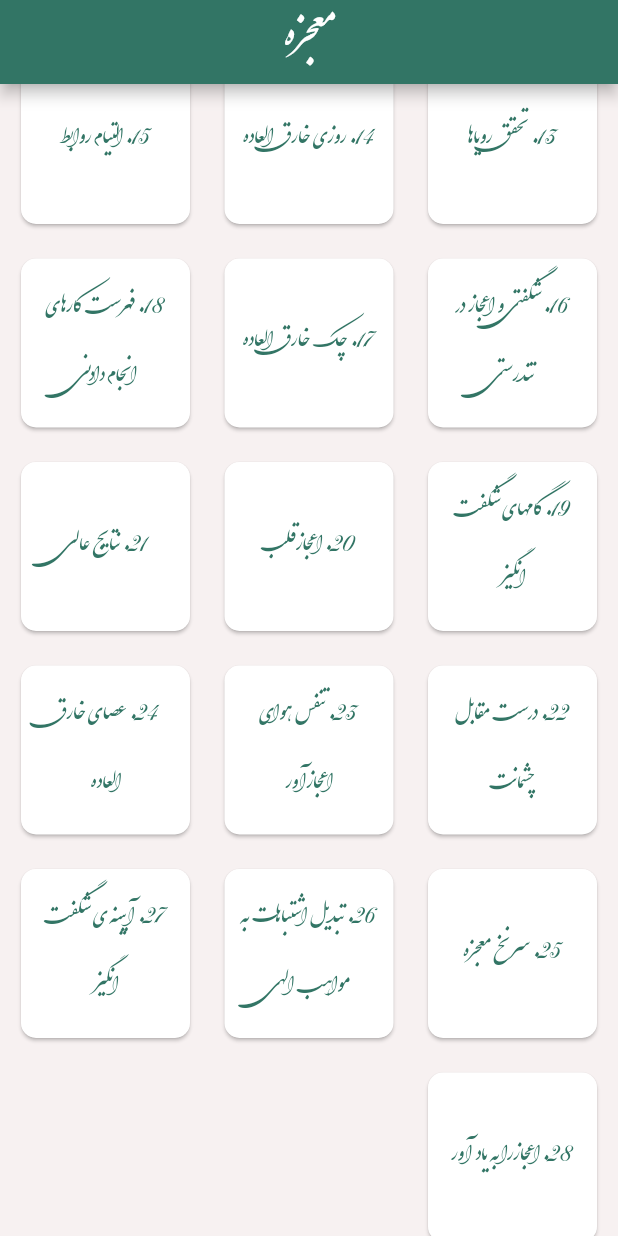
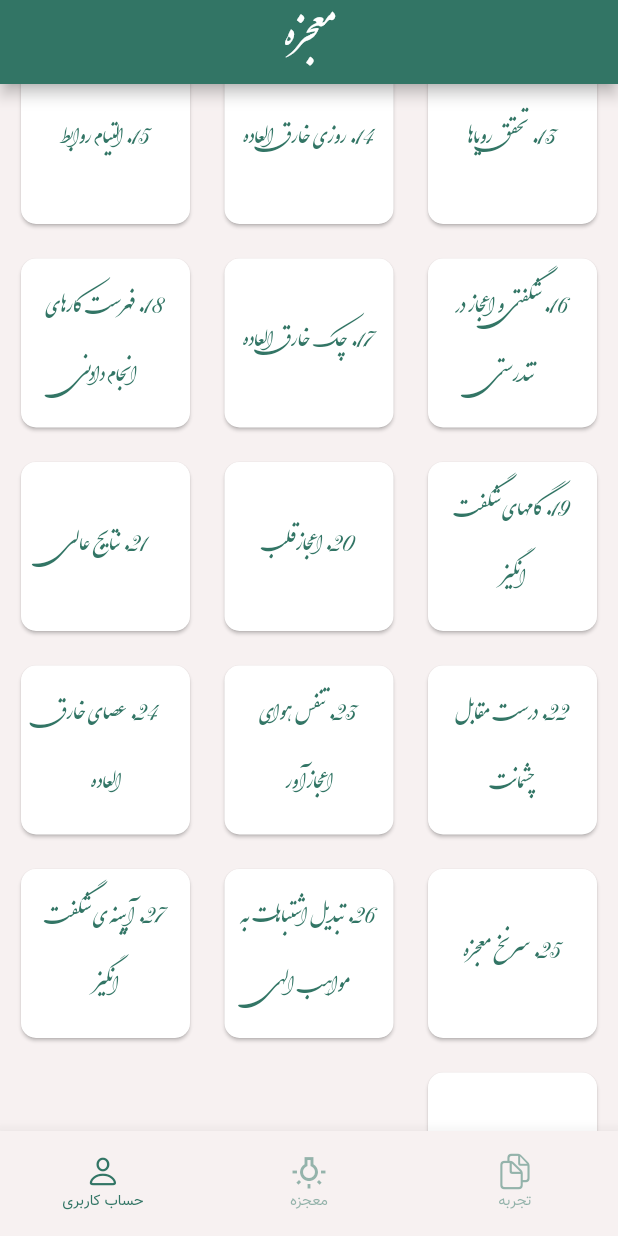
Before and after one commit to erfanh3h/miracle, a Flutter app: the screen it shows after launch, scrolled down 576 dp, on a phone screen of 412 x 824 dp. Run offline on Flutter 3.47's test engine with Material 2 defaults, Android fonts, the phone set to English and light mode, and no system bars; our stand-ins replace file_picker, flutter_screenutil, get, hive, hive_flutter; accounts and stored records are empty.

Commit message:
change some base artichecture

```diff
--- a/lib/Core/Binding/main.dart
+++ /dev/null
@@ -1,13 +0,0 @@
-import 'package:get/get.dart';
-import 'package:miracle/Core/Storage/user_storage_controller.dart';
-import 'package:miracle/Features/General/Core/general_binding.dart';
-import 'package:miracle/Features/days/Core/days_binding.dart';
-
-class MainBinding extends Bindings {
-  @override
-  void dependencies() {
-    Get.put(UserStoreController());
-    DaysBinding().dependencies();
-    GeneralBinding().dependencies();
-  }
-}
--- /dev/null
+++ b/lib/Core/Global/Controllers/global_controller.dart
@@ -0,0 +1,286 @@
+// ignore_for_file: prefer_final_fields
+
+import 'package:flutter/material.dart';
+import 'package:get/get.dart';
+import 'package:miracle/Core/Storage/user_storage_controller.dart';
+// import 'package:shared_preferences/shared_preferences.dart';
+// import 'package:video_player/video_player.dart';
+
+class GlobalController extends GetxController {
+  var _token = ''.obs;
+  String get token => _token.value;
+  setToken(String value) {
+    _token.value = value;
+  }
+
+  var _image = ''.obs;
+  String get image => _image.value;
+  setImage(String value) {
+    _image.value = value;
+  }
+
+  var _headerImage = ''.obs;
+  String get headerImage => _headerImage.value;
+  setHeaderImage(String value) {
+    _headerImage.value = value;
+  }
+
+  var _letShowLive = false.obs;
+  bool get letShowLive => _letShowLive.value;
+  setletShowLive(bool value) {
+    _letShowLive.value = value;
+  }
+
+  var _liveLink = ''.obs;
+  String get liveLink => _liveLink.value;
+  setLiveLink(String value) {
+    _liveLink.value = value;
+  }
+
+  var _userName = ''.obs;
+  String get userName => _userName.value;
+  setUserName(String value) {
+    _userName.value = value;
+  }
+
+  var selectedPage = 0.obs;
+  changePage(int page) => selectedPage.value = page;
+  PageController pgCtrl = PageController();
+  // static String _token = '';
+  // static String get token {
+  //   return GlobalController._token;
+  // }
+
+  // static set token(String token) {
+  //   GlobalController._token = token;
+  // }
+
+  // static String _userId = '';
+  // static String get userId {
+  //   return _userId;
+  // }
+
+  // static set userId(String userId) {
+  //   GlobalController._userId = userId;
+  // }
+
+  // static String _userName = '';
+  // static String get userName {
+  //   return _userName;
+  // }
+
+  // static set userName(String userName) {
+  //   GlobalController._userName = userName;
+  // }
+
+  // static String _userPhone = '';
+  // static String get userPhone {
+  //   return _userPhone;
+  // }
+
+  // static set userPhone(String userPhone) {
+  //   GlobalController._userPhone = userPhone;
+  // }
+
+  // getCardLength(BuildContext context) async {
+  //   final Either<ErrorResult, dynamic> result = await ServerRequest().fetchData(
+  //     Urls.getCartCount,
+  //   );
+  //   result.fold(
+  //     (error) async {},
+  //     (result) async {
+  //       cardLength = result['number'];
+  //       notifyListeners();
+  //     },
+  //   );
+  // }
+  // static final AudioPlayer _audioPlayer = AudioPlayer();
+  // static AudioPlayer get audioPlayer {
+  //   return _audioPlayer;
+  // }
+
+  Future<dynamic> tryAutoLogin(BuildContext context) async {
+    final prefs = Get.find<UserStoreController>();
+    // print(prefs.getUserData());
+
+    // if (!prefs.hasData('userData')) {
+    //   return false;
+    // }
+    // final userData =
+    //     json.decode(prefs.read('userData')!) as Map<String, dynamic>;
+    // setToken(userData['token']);
+    // try {
+    //   setImage(userData['image']);
+    // } catch (_) {
+    //   final prefs = GetStorage();
+    //   prefs.remove('userData');
+    //   setToken('');
+    //   // Fluttertoast.showToast(msg: 'Please do login again!');
+    //   return false;
+    // }
+
+    // // GlobalController.userId = userData['userId'];
+    // try {
+    //   setUserName(userData['username']);
+    // } catch (_) {}
+    // // GlobalController.userPhone = userData['userPhone'];
+    // // notifyListeners();
+    // // await getCardLength(context);
+    // return true;
+  }
+}
+
+// class GlobalController extends ChangeNotifier {
+//   bool isLoading = true;
+//   bool livePlaying = false;
+//   late BetterPlayerController controller;
+//   // late FlickManager flickManager;
+//   Future getLive() async {
+//     isLoading = true;
+//     notifyListeners();
+//     BetterPlayerDataSource betterPlayerDataSource = BetterPlayerDataSource(
+//       BetterPlayerDataSourceType.network,
+//       Urls.homeLive,
+//       liveStream: true,
+//       // resolutions: urls,
+//     );
+//     controller = BetterPlayerController(
+//       BetterPlayerConfiguration(
+//         controlsConfiguration: const BetterPlayerControlsConfiguration(
+//           enableProgressText: true,
+//           liveTextColor: Colors.white,
+//         ),
+//         autoDetectFullscreenDeviceOrientation: true,
+//         autoPlay: true,
+//         errorBuilder: (ctx, _) => const Center(
+//           child: Text('Error play live!'),
+//         ),
+//         allowedScreenSleep: false,
+//         showPlaceholderUntilPlay: true,
+//         // placeholder: Image.network(widget.imageLink!),
+//         looping: true,
+//         // fullScreenByDefault: true,
+//       ),
+//       betterPlayerDataSource: betterPlayerDataSource,
+//     );
+//     isLoading = false;
+//     notifyListeners();
+//     // controller = VideoPlayerController.network(Urls.homeLive)
+//     //   ..initialize().then((value) async {
+//     //     flickManager = FlickManager(
+//     //       videoPlayerController: controller,
+//     //       autoInitialize: false,
+//     //       autoPlay: false,
+//     //     );
+//     //     await controller.play();
+//     //     livePlaying = true;
+//     //     isLoading = false;
+//     //     notifyListeners();
+//     //   });
+//   }
+
+//   changeLiveStatus(bool isPause) async {
+//     livePlaying = !isPause;
+//     if (isPause) {
+//       try {
+//         controller.dispose();
+//       } catch (e) {}
+//     } else {
+//       try {
+//         await getLive();
+//       } catch (e) {}
+//     }
+//     notifyListeners();
+//   }
+
+//   @override
+//   void dispose() {
+//     try {
+//       controller.dispose();
+//     } catch (e) {}
+//     super.dispose();
+//   }
+
+//   static String _token = '';
+//   static String get token {
+//     return GlobalController._token;
+//   }
+
+//   static set token(String token) {
+//     GlobalController._token = token;
+//   }
+
+//   static String _userId = '';
+//   static String get userId {
+//     return _userId;
+//   }
+
+//   static set userId(String userId) {
+//     GlobalController._userId = userId;
+//   }
+
+//   static String _userName = '';
+//   static String get userName {
+//     return _userName;
+//   }
+
+//   static set userName(String userName) {
+//     GlobalController._userName = userName;
+//   }
+
+//   static String _userPhone = '';
+//   static String get userPhone {
+//     return _userPhone;
+//   }
+
+//   static set userPhone(String userPhone) {
+//     GlobalController._userPhone = userPhone;
+//   }
+
+//   int cardLength = 0;
+//   changeCardLength(int value) {
+//     cardLength = value;
+//     notifyListeners();
+//   }
+
+//   // getCardLength(BuildContext context) async {
+//   //   final Either<ErrorResult, dynamic> result = await ServerRequest().fetchData(
+//   //     Urls.getCartCount,
+//   //   );
+//   //   result.fold(
+//   //     (error) async {},
+//   //     (result) async {
+//   //       cardLength = result['number'];
+//   //       notifyListeners();
+//   //     },
+//   //   );
+//   // }
+//   static final AudioPlayer _audioPlayer = AudioPlayer();
+//   static AudioPlayer get audioPlayer {
+//     return _audioPlayer;
+//   }
+
+//   Future<bool> tryAutoLogin(BuildContext context) async {
+//     // var sizes = MediaQuery.of(context).size;
+//     // setSizes(sizes);
+//     // GlobalController.mainFontColor = Theme.of(context).primaryColor;
+//     // GlobalController.backgroundColor = Theme.of(context).canvasColor;
+//     final prefs = await SharedPreferences.getInstance();
+//     if (!prefs.containsKey('userData')) {
+//       return false;
+//     }
+//     final userData =
+//         json.decode(prefs.getString('userData')!) as Map<String, dynamic>;
+//     GlobalController.token = userData['token'];
+//     // GlobalController.userId = userData['userId'];
+//     try {
+//       GlobalController.userName = userData['username'];
+//     } catch (e) {}
+//     // GlobalController.userPhone = userData['userPhone'];
+//     notifyListeners();
+//     // await getCardLength(context);
+//     return true;
+//   }
+// }
+
+const Color mainFontColor = Colors.white;
--- a/lib/Features/General/Core/general_repository.dart
+++ b/lib/Core/Global/Core/global_repository.dart
@@ -4,13 +4,13 @@ import 'package:miracle/Core/Network/network_exceptions.dart';
 import 'package:miracle/Core/Network/rest_client.dart';
 import 'package:miracle/Core/Routes/server_routes.dart';
 
-abstract class GeneralRepository {
+abstract class GlobalRepository {
   Future<ApiResult<String>> uploadFile({
     required final PlatformFile fileData,
   });
 }
 
-class GeneralRepositoryImp extends GeneralRepository {
+class GlobalRepositoryImp extends GlobalRepository {
   final RestClient _restClient = RestClient();
 
   @override
--- /dev/null
+++ b/lib/Core/Global/Pages/main_screen.dart
@@ -0,0 +1,78 @@
+import 'package:flutter/material.dart';
+import 'package:get/get.dart';
+import 'package:miracle/Core/Global/Controllers/global_controller.dart';
+import 'package:miracle/Core/Widgets/global_bottom_navigation_bar.dart';
+import 'package:miracle/Core/Widgets/loading_widget.dart';
+import 'package:miracle/Features/Feature/General/Pages/home.dart';
+
+class MainScreen extends StatefulWidget {
+  const MainScreen({Key? key}) : super(key: key);
+
+  @override
+  _MainScreenState createState() => _MainScreenState();
+}
+
+class _MainScreenState extends State<MainScreen> {
+  final GlobalKey<ScaffoldState> scaffoldKey = GlobalKey(); // Create a key
+
+  bool isInit = true;
+  bool isLoggedIn = false;
+  // int _selectedIndex = 0;
+  // PageController pgCtrl = PageController();
+  final globalController = Get.find<GlobalController>();
+
+  @override
+  void didChangeDependencies() async {
+    if (isInit) {
+      // AdiveryPlugin.initialize('44cd3183-7c05-47c7-a5d3-518c9d7f4a2a');
+      // AdiveryPlugin.setLoggingEnabled(true);
+      await globalController.tryAutoLogin(context);
+      // isLoggedIn = await provider.initialApp(context);
+      // await Provider.of<QueueProvider>(context, listen: false).tryResumeGame();
+      setState(() {
+        isInit = false;
+      });
+    }
+    super.didChangeDependencies();
+  }
+
+  DateTime? currentBackPressTime;
+
+  // Future<bool> onWillPop() async {
+  //   DateTime now = DateTime.now();
+  //   if (currentBackPressTime == null ||
+  //       now.difference(currentBackPressTime!) > const Duration(seconds: 2)) {
+  //     currentBackPressTime = now;
+  //     Fluttertoast.showToast(msg: 'Press back again . . .');
+  //     return Future.value(false);
+  //   }
+  //   return false;
+  // }
+
+  @override
+  Widget build(BuildContext context) {
+    return isInit
+        ? const Center(
+            child: LoadingWidget(),
+          )
+        : Scaffold(
+            key: scaffoldKey,
+            bottomNavigationBar: const GlobalBottomNavigationBar(),
+            body: PageView(
+              physics: const NeverScrollableScrollPhysics(),
+              onPageChanged: (index) async {
+                if (index > 4) {
+                  return;
+                }
+                globalController.changePage(index);
+              },
+              controller: globalController.pgCtrl,
+              children: [
+                HomePage(),
+                HomePage(),
+                HomePage(),
+              ],
+            ),
+          );
+  }
+}
--- a/lib/Core/Routes/app_pages.dart
+++ b/lib/Core/Routes/app_pages.dart
@@ -1,9 +1,10 @@
 import 'package:get/get.dart';
+import 'package:miracle/Core/Global/Pages/main_screen.dart';
+import 'package:miracle/Core/Global/Pages/splash.dart';
 import 'package:miracle/Core/Routes/app_routes.dart';
-import 'package:miracle/Core/splash.dart';
 import 'package:miracle/Features/Auth/Pages/login.dart';
 import 'package:miracle/Features/Auth/Pages/register.dart';
-import 'package:miracle/Features/General/Pages/home.dart';
+import 'package:miracle/Features/Feature/General/Pages/home.dart';
 import 'package:miracle/Features/days/Core/days_page_binding.dart';
 import 'package:miracle/Features/days/Pages/days.dart';
 import 'package:miracle/Features/days/Pages/days_add.dart';
@@ -11,6 +12,10 @@ import 'package:miracle/Features/days/Pages/days_show.dart';
 
 abstract class AppPages {
   static final pages = <GetPage>[
+    GetPage(
+      name: AppRoutes.main,
+      page: MainScreen.new,
+    ),
     GetPage(
       name: AppRoutes.splash,
       page: SplashPage.new,
--- a/lib/Core/Routes/app_routes.dart
+++ b/lib/Core/Routes/app_routes.dart
@@ -1,4 +1,5 @@
 abstract class AppRoutes {
+  static const main = '/main';
   static const splash = '/splash';
   static const home = '/home';
   static const days = '/days';
@@ -6,5 +7,4 @@ abstract class AppRoutes {
   static const daysShow = '/days_show';
   static const login = '/login';
   static const register = '/register';
-
 }
--- /dev/null
+++ b/lib/Core/Widgets/global_bottom_navigation_bar.dart
@@ -0,0 +1,50 @@
+import 'package:flutter/cupertino.dart';
+import 'package:flutter/material.dart';
+import 'package:get/get.dart';
+import 'package:miracle/Core/Global/Controllers/global_controller.dart';
+import 'package:miracle/Core/Resources/app_colors.dart';
+
+class GlobalBottomNavigationBar extends StatelessWidget {
+  const GlobalBottomNavigationBar({
+    Key? key,
+  }) : super(key: key);
+
+  @override
+  Widget build(BuildContext context) {
+    final globalController = Get.find<GlobalController>();
+    return Obx(
+      () => Container(
+        color: Colors.transparent.withOpacity(.5),
+        height: 70,
+        child: BottomNavigationBar(
+          selectedItemColor: AppColors.primary,
+          unselectedItemColor: AppColors.primary.withOpacity(.5),
+          currentIndex: globalController.selectedPage.value,
+          onTap: (index) {
+            globalController.pgCtrl.jumpToPage(index);
+          },
+          elevation: 10,
+          selectedLabelStyle: const TextStyle(fontSize: 10),
+          unselectedLabelStyle: const TextStyle(fontSize: 10),
+          items: const [
+            BottomNavigationBarItem(
+              icon: Icon(CupertinoIcons.person),
+              label: 'حساب کاربری',
+              backgroundColor: Colors.transparent,
+            ),
+            BottomNavigationBarItem(
+              icon: Icon(Icons.wb_incandescent_outlined),
+              label: 'معجزه',
+              backgroundColor: Colors.transparent,
+            ),
+            BottomNavigationBarItem(
+              icon: Icon(CupertinoIcons.doc_on_doc),
+              label: 'تجربه',
+              backgroundColor: Colors.transparent,
+            ),
+          ],
+        ),
+      ),
+    );
+  }
+}
--- /dev/null
+++ b/lib/Features/Feature/General/Core/general_repository.dart
@@ -0,0 +1,3 @@
+abstract class GeneralRepository {}
+
+class GeneralRepositoryImp extends GeneralRepository {}
--- a/lib/Features/General/Pages/home.dart
+++ b/lib/Features/Feature/General/Pages/home.dart
@@ -2,8 +2,8 @@ import 'package:flutter/material.dart';
 import 'package:miracle/Core/Base/base_view.dart';
 import 'package:miracle/Core/Resources/app_spacings.dart';
 import 'package:miracle/Core/Widgets/global_appbar.dart';
-import 'package:miracle/Features/General/Controllers/home.dart';
-import 'package:miracle/Features/General/Widgets/day_row_navigator_box.dart';
+import 'package:miracle/Features/Feature/General/Controllers/home.dart';
+import 'package:miracle/Features/Feature/General/Widgets/day_row_navigator_box.dart';
 
 class HomePage extends BaseView<HomeController> {
   HomePage({Key? key}) : super(key: key);
--- a/lib/Features/days/Widgets/add_widgets/add_title_content_image.dart
+++ b/lib/Features/days/Widgets/add_widgets/add_title_content_image.dart
@@ -3,10 +3,10 @@ import 'dart:typed_data';
 import 'package:file_picker/file_picker.dart';
 import 'package:flutter/material.dart';
 import 'package:get/get.dart';
+import 'package:miracle/Core/Global/Core/global_repository.dart';
 import 'package:miracle/Core/Resources/app_colors.dart';
 import 'package:miracle/Core/Resources/app_spacings.dart';
 import 'package:miracle/Core/Widgets/input_box.dart';
-import 'package:miracle/Features/General/Core/general_repository.dart';
 import 'package:miracle/Features/days/Models/days.dart';
 
 class AddTitleContentImageBox extends StatefulWidget {
@@ -28,7 +28,7 @@ class _AddTitleContentImageBoxState extends State<AddTitleContentImageBox> {
   Uint8List? image;
   bool isLoading = false;
   PlatformFile? selectedFile;
-  final GeneralRepository _repo = Get.find<GeneralRepository>();
+  final GlobalRepository _repo = Get.find<GlobalRepository>();
   changeImage() async {
     try {
       var fls = await FilePicker.platform.pickFiles(
--- a/lib/main.dart
+++ b/lib/main.dart
@@ -2,7 +2,7 @@ import 'package:flutter/material.dart';
 import 'package:flutter_screenutil/flutter_screenutil.dart';
 import 'package:get/get.dart';
 import 'package:hive_flutter/hive_flutter.dart';
-import 'package:miracle/Core/Binding/main.dart';
+import 'package:miracle/Core/Global/Core/global_binding.dart';
 import 'package:miracle/Core/Models/user_model.dart';
 import 'package:miracle/Core/Resources/app_colors.dart';
 import 'package:miracle/Core/Resources/app_theme.dart';
@@ -54,8 +54,8 @@ class MyApp extends StatelessWidget {
           fontFamily: 'vazir',
           textTheme: appTheme,
         ),
-        initialBinding: MainBinding(),
-        initialRoute: AppRoutes.home,
+        initialBinding: GlobalBinding(),
+        initialRoute: AppRoutes.main,
         getPages: AppPages.pages,
       ),
     );
--- a/pubspec.yaml
+++ b/pubspec.yaml
@@ -39,9 +39,6 @@ dependencies:
   flutter_screenutil: ^5.5.3+2
   hive_flutter: ^1.1.0
   file_picker: ^4.6.1
-  appwrite: ^5.0.0
-  # fluttertoast: ^8.0.9
-  # path_provider: ^2.0.11
 
 
 dev_dependencies:
```
Also changed, not shown: lib/Core/Global/Core/global_binding.dart (added, +20 -0 lines), lib/Features/Feature/General/Core/general_binding.dart (added, +12 -0 lines), lib/Features/General/Core/general_binding.dart (deleted, +0 -17 lines), lib/Core/Global/Pages/splash.dart (renamed from lib/Core/splash.dart), lib/Features/Feature/General/Controllers/home.dart (renamed from lib/Features/General/Controllers/home.dart), lib/Features/Feature/General/Widgets/day_row_navigator_box.dart (renamed from lib/Features/General/Widgets/day_row_navigator_box.dart), pubspec.lock, 1 other file.
